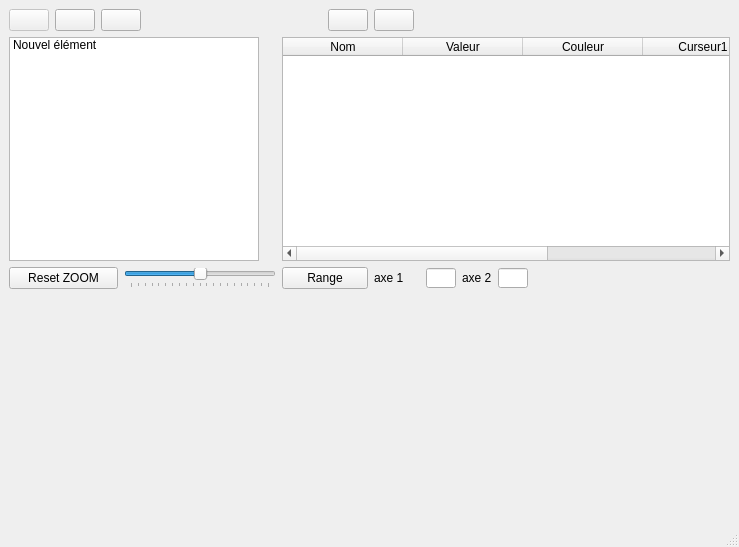
Qt form BasicModules/DataGraph/ihm_DataGraph.ui (CRLG/LABOTBOX) before a commit.
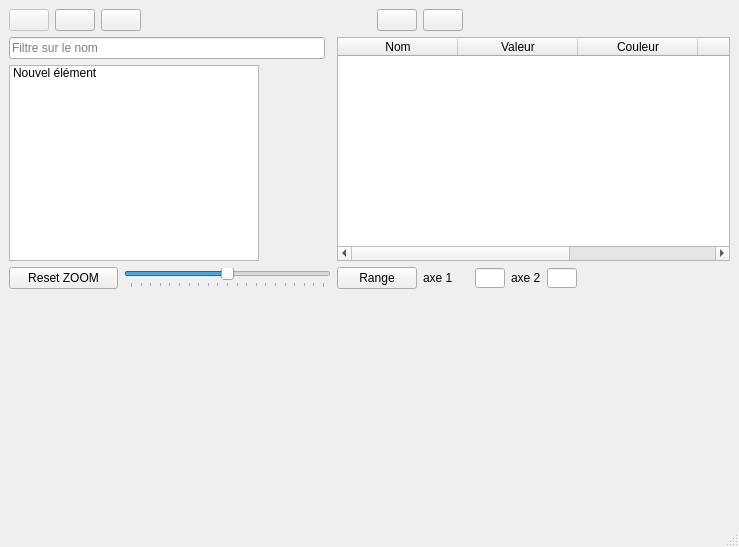
The same form after that commit. Icons and pictures are not drawn. Custom widgets are drawn as their Qt base class.

Commit message: #59 [DataGraph] Ajout filtrage, enregistrement, chargement des données

Patch:
```diff
--- a/BasicModules/DataGraph/ihm_DataGraph.ui
+++ b/BasicModules/DataGraph/ihm_DataGraph.ui
@@ -38,29 +38,42 @@
       </property>
      </widget>
     </item>
-    <item row="0" column="1">
-     <widget class="QPushButton" name="pb_resume">
+    <item row="0" column="10">
+     <widget class="QPushButton" name="pb_up">
       <property name="enabled">
        <bool>true</bool>
       </property>
       <property name="toolTip">
-       <string>Met en pause le traçage des courbes</string>
+       <string>Monte la variable sélectionnée dans la liste</string>
       </property>
       <property name="text">
        <string/>
       </property>
       <property name="icon">
        <iconset resource="../../icons.qrc">
-        <normaloff>:/icons/player_pause.png</normaloff>:/icons/player_pause.png</iconset>
+        <normaloff>:/icons/up.png</normaloff>:/icons/up.png</iconset>
       </property>
       <property name="checkable">
-       <bool>true</bool>
+       <bool>false</bool>
       </property>
       <property name="autoDefault">
        <bool>false</bool>
       </property>
      </widget>
     </item>
+    <item row="0" column="12" colspan="6">
+     <spacer name="horizontalSpacer">
+      <property name="orientation">
+       <enum>Qt::Horizontal</enum>
+      </property>
+      <property name="sizeHint" stdset="0">
+       <size>
+        <width>378</width>
+        <height>20</height>
+       </size>
+      </property>
+     </spacer>
+    </item>
     <item row="0" column="2" colspan="2">
      <widget class="QPushButton" name="pb_cusor">
       <property name="enabled">
@@ -84,66 +97,30 @@
       </property>
      </widget>
     </item>
-    <item row="0" column="4">
-     <spacer name="horizontalSpacer_2">
-      <property name="orientation">
-       <enum>Qt::Horizontal</enum>
-      </property>
-      <property name="sizeHint" stdset="0">
-       <size>
-        <width>157</width>
-        <height>20</height>
-       </size>
-      </property>
-     </spacer>
-    </item>
-    <item row="0" column="5">
-     <widget class="QPushButton" name="PB_refresh_liste">
-      <property name="toolTip">
-       <string>Mise à jour de la liste des variables disponibles</string>
-      </property>
-      <property name="text">
-       <string/>
-      </property>
-      <property name="icon">
-       <iconset resource="../../icons.qrc">
-        <normaloff>:/icons/refresh.png</normaloff>:/icons/refresh.png</iconset>
-      </property>
-      <property name="iconSize">
-       <size>
-        <width>20</width>
-        <height>20</height>
-       </size>
-      </property>
-      <property name="flat">
-       <bool>true</bool>
-      </property>
-     </widget>
-    </item>
-    <item row="0" column="6">
-     <widget class="QPushButton" name="pb_up">
+    <item row="0" column="1">
+     <widget class="QPushButton" name="pb_resume">
       <property name="enabled">
        <bool>true</bool>
       </property>
       <property name="toolTip">
-       <string>Monte la variable sélectionnée dans la liste</string>
+       <string>Met en pause le traçage des courbes</string>
       </property>
       <property name="text">
        <string/>
       </property>
       <property name="icon">
        <iconset resource="../../icons.qrc">
-        <normaloff>:/icons/up.png</normaloff>:/icons/up.png</iconset>
+        <normaloff>:/icons/player_pause.png</normaloff>:/icons/player_pause.png</iconset>
       </property>
       <property name="checkable">
-       <bool>false</bool>
+       <bool>true</bool>
       </property>
       <property name="autoDefault">
        <bool>false</bool>
       </property>
      </widget>
     </item>
-    <item row="0" column="7">
+    <item row="0" column="11">
      <widget class="QPushButton" name="pb_down">
       <property name="toolTip">
        <string>Descend  la variable sélectionnée dans la liste</string>
@@ -157,20 +134,7 @@
       </property>
      </widget>
     </item>
-    <item row="0" column="8" colspan="6">
-     <spacer name="horizontalSpacer">
-      <property name="orientation">
-       <enum>Qt::Horizontal</enum>
-      </property>
-      <property name="sizeHint" stdset="0">
-       <size>
-        <width>378</width>
-        <height>20</height>
-       </size>
-      </property>
-     </spacer>
-    </item>
-    <item row="1" column="0" colspan="5">
+    <item row="2" column="0" colspan="9">
      <widget class="QListWidget" name="liste_variables">
       <property name="maximumSize">
        <size>
@@ -200,51 +164,7 @@
       </item>
      </widget>
     </item>
-    <item row="1" column="5" colspan="9">
-     <widget class="QTableWidget" name="table_variables_valeurs">
-      <property name="columnCount">
-       <number>5</number>
-      </property>
-      <attribute name="horizontalHeaderVisible">
-       <bool>true</bool>
-      </attribute>
-      <attribute name="horizontalHeaderCascadingSectionResizes">
-       <bool>false</bool>
-      </attribute>
-      <attribute name="horizontalHeaderDefaultSectionSize">
-       <number>115</number>
-      </attribute>
-      <attribute name="horizontalHeaderMinimumSectionSize">
-       <number>120</number>
-      </attribute>
-      <column>
-       <property name="text">
-        <string>Nom</string>
-       </property>
-      </column>
-      <column>
-       <property name="text">
-        <string>Valeur</string>
-       </property>
-      </column>
-      <column>
-       <property name="text">
-        <string>Couleur</string>
-       </property>
-      </column>
-      <column>
-       <property name="text">
-        <string>Curseur1</string>
-       </property>
-      </column>
-      <column>
-       <property name="text">
-        <string>Curseur2</string>
-       </property>
-      </column>
-     </widget>
-    </item>
-    <item row="2" column="0" colspan="3">
+    <item row="3" column="0" colspan="3">
      <widget class="QPushButton" name="pb_resetZoom">
       <property name="toolTip">
        <string>Efface le zoom</string>
@@ -254,7 +174,7 @@
       </property>
      </widget>
     </item>
-    <item row="2" column="3" colspan="2">
+    <item row="3" column="3" colspan="6">
      <widget class="QSlider" name="sliderZoom">
       <property name="minimum">
        <number>-100</number>
@@ -270,21 +190,21 @@
       </property>
      </widget>
     </item>
-    <item row="2" column="5" colspan="2">
+    <item row="3" column="9" colspan="2">
      <widget class="QPushButton" name="pb_Range">
       <property name="text">
        <string>Range</string>
       </property>
      </widget>
     </item>
-    <item row="2" column="7" colspan="2">
+    <item row="3" column="11" colspan="2">
      <widget class="QLabel" name="label">
       <property name="text">
        <string>axe 1</string>
       </property>
      </widget>
     </item>
-    <item row="2" column="9">
+    <item row="3" column="13">
      <widget class="QLineEdit" name="inputRangeAxe1">
       <property name="minimumSize">
        <size>
@@ -300,14 +220,14 @@
       </property>
      </widget>
     </item>
-    <item row="2" column="10">
+    <item row="3" column="14">
      <widget class="QLabel" name="label_2">
       <property name="text">
        <string>axe 2</string>
       </property>
      </widget>
     </item>
-    <item row="2" column="11">
+    <item row="3" column="15">
      <widget class="QLineEdit" name="inputRangeAxe2">
       <property name="minimumSize">
        <size>
@@ -323,7 +243,7 @@
       </property>
      </widget>
     </item>
-    <item row="2" column="12">
+    <item row="3" column="16">
      <spacer name="horizontalSpacer_3">
       <property name="orientation">
        <enum>Qt::Horizontal</enum>
@@ -336,7 +256,7 @@
       </property>
      </spacer>
     </item>
-    <item row="2" column="13">
+    <item row="3" column="17">
      <widget class="QLabel" name="label_deltaT">
       <property name="minimumSize">
        <size>
@@ -349,7 +269,7 @@
       </property>
      </widget>
     </item>
-    <item row="3" column="0" colspan="14">
+    <item row="4" column="0" colspan="18">
      <widget class="QCustomPlot" name="customPlot" native="true">
       <property name="minimumSize">
        <size>
@@ -359,6 +279,131 @@
       </property>
      </widget>
     </item>
+    <item row="0" column="4">
+     <widget class="QPushButton" name="PB_refresh_liste">
+      <property name="toolTip">
+       <string>Mise à jour de la liste des variables disponibles</string>
+      </property>
+      <property name="text">
+       <string/>
+      </property>
+      <property name="icon">
+       <iconset resource="../../icons.qrc">
+        <normaloff>:/icons/refresh.png</normaloff>:/icons/refresh.png</iconset>
+      </property>
+      <property name="iconSize">
+       <size>
+        <width>20</width>
+        <height>20</height>
+       </size>
+      </property>
+      <property name="flat">
+       <bool>true</bool>
+      </property>
+     </widget>
+    </item>
+    <item row="0" column="5">
+     <widget class="QPushButton" name="pb_decoche_tout">
+      <property name="toolTip">
+       <string>Décoche tout</string>
+      </property>
+      <property name="text">
+       <string/>
+      </property>
+      <property name="icon">
+       <iconset resource="../../icons.qrc">
+        <normaloff>:/icons/cancel.png</normaloff>:/icons/cancel.png</iconset>
+      </property>
+      <property name="flat">
+       <bool>true</bool>
+      </property>
+     </widget>
+    </item>
+    <item row="0" column="6">
+     <widget class="QPushButton" name="pb_open_variables_liste">
+      <property name="toolTip">
+       <string>Charge une liste de variables à observer</string>
+      </property>
+      <property name="text">
+       <string/>
+      </property>
+      <property name="icon">
+       <iconset resource="../../icons.qrc">
+        <normaloff>:/icons/open.png</normaloff>:/icons/open.png</iconset>
+      </property>
+      <property name="flat">
+       <bool>true</bool>
+      </property>
+     </widget>
+    </item>
+    <item row="0" column="7">
+     <widget class="QPushButton" name="pb_save_variables_liste">
+      <property name="toolTip">
+       <string>Savegarde la liste des variables observées</string>
+      </property>
+      <property name="text">
+       <string/>
+      </property>
+      <property name="icon">
+       <iconset resource="../../icons.qrc">
+        <normaloff>:/icons/save.png</normaloff>:/icons/save.png</iconset>
+      </property>
+      <property name="flat">
+       <bool>true</bool>
+      </property>
+     </widget>
+    </item>
+    <item row="1" column="0" colspan="8">
+     <widget class="QLineEdit" name="filtre_noms_variables">
+      <property name="placeholderText">
+       <string>Filtre sur le nom</string>
+      </property>
+     </widget>
+    </item>
+    <item row="1" column="9" rowspan="2" colspan="9">
+     <widget class="QTableWidget" name="table_variables_valeurs">
+      <property name="columnCount">
+       <number>5</number>
+      </property>
+      <attribute name="horizontalHeaderVisible">
+       <bool>true</bool>
+      </attribute>
+      <attribute name="horizontalHeaderCascadingSectionResizes">
+       <bool>false</bool>
+      </attribute>
+      <attribute name="horizontalHeaderDefaultSectionSize">
+       <number>115</number>
+      </attribute>
+      <attribute name="horizontalHeaderMinimumSectionSize">
+       <number>120</number>
+      </attribute>
+      <column>
+       <property name="text">
+        <string>Nom</string>
+       </property>
+      </column>
+      <column>
+       <property name="text">
+        <string>Valeur</string>
+       </property>
+      </column>
+      <column>
+       <property name="text">
+        <string>Couleur</string>
+       </property>
+      </column>
+      <column>
+       <property name="text">
+        <string>Curseur1</string>
+       </property>
+      </column>
+      <column>
+       <property name="text">
+        <string>Curseur2</string>
+       </property>
+      </column>
+     </widget>
+    </item>
    </layout>
   </widget>
   <widget class="QMenuBar" name="menubar">
@@ -367,7 +412,7 @@
      <x>0</x>
      <y>0</y>
      <width>739</width>
-     <height>21</height>
+     <height>22</height>
     </rect>
    </property>
   </widget>
```
The commit also changes 2 other files.
